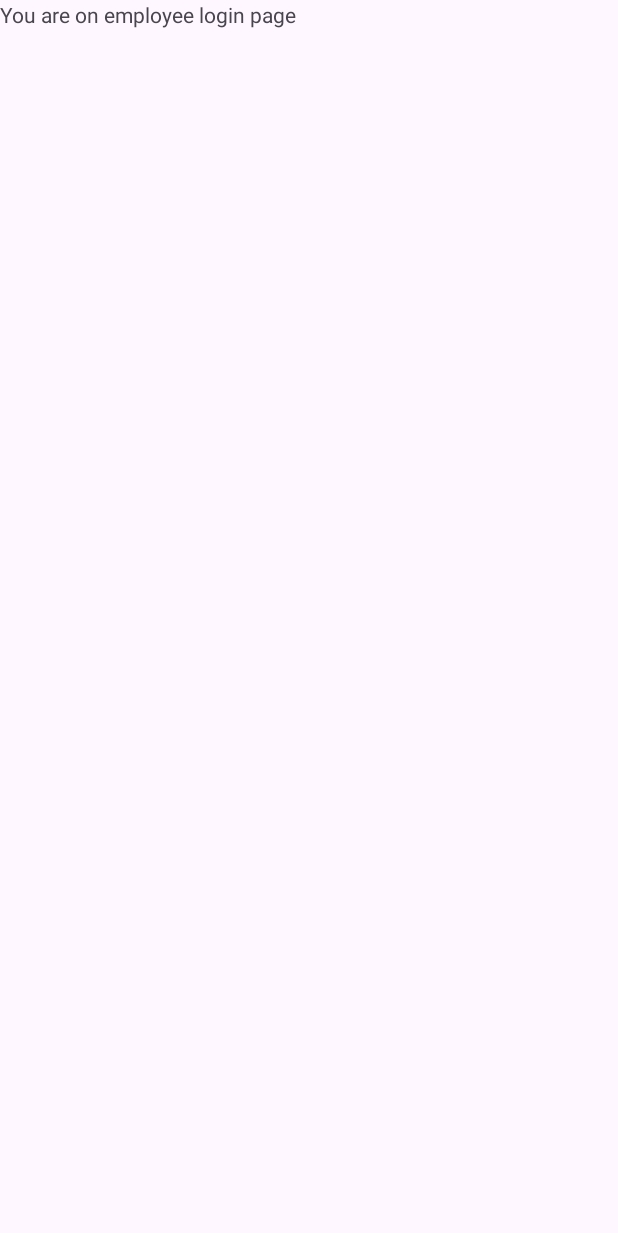
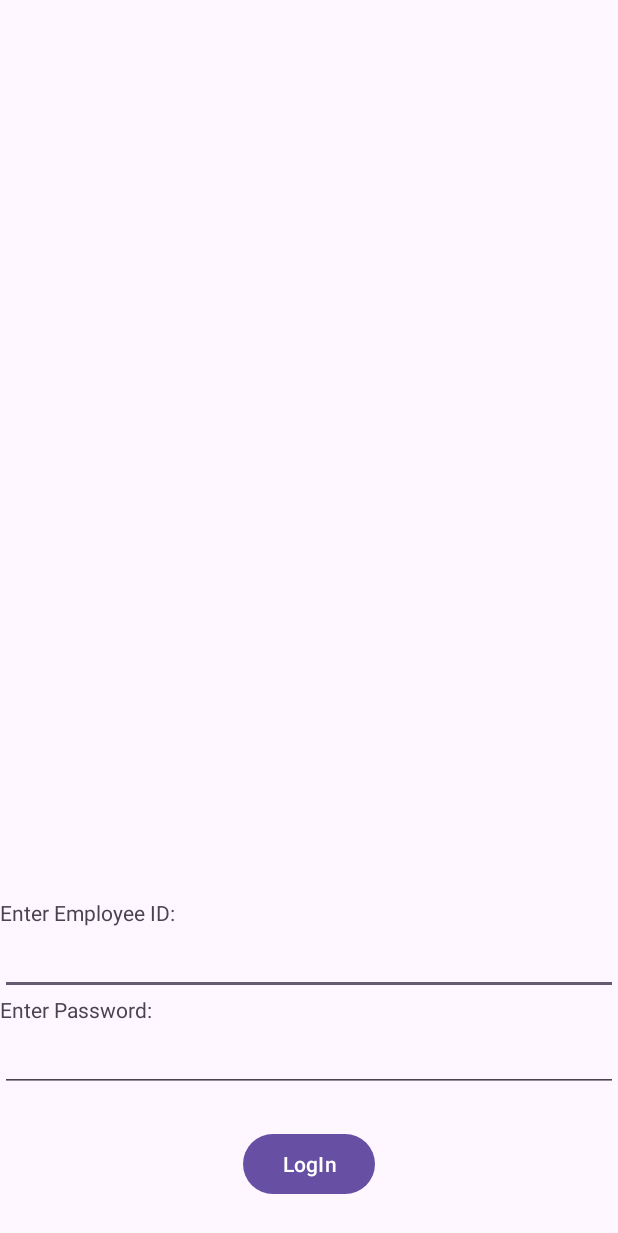
Before and after one commit to strawberryeleven/eVMS, an Android app: the loginEmployee screen opened directly, with no data from a screen before it, on a phone screen of 412 x 824 dp. Before the commit the part shown is almost empty. Shown: the top 1233 px of the screen. Run offline under Robolectric (Android 15) with nearby library versions, the phone set to English and light mode, and no system bars; our stand-ins replace Firebase (no records; nobody signed in at launch, a user with empty details on screens opened directly).

Commit message:
manager Login with Database

```diff
--- a/app/src/main/AndroidManifest.xml
+++ b/app/src/main/AndroidManifest.xml
@@ -14,6 +14,9 @@
         android:supportsRtl="true"
         android:theme="@style/Theme.EVMS"
         tools:targetApi="31">
+        <activity
+            android:name=".EmployeeHomepage"
+            android:exported="false" />
         <activity
             android:name=".ManagerHomepage"
             android:exported="false" />
--- a/app/src/main/java/com/example/evms/loginEmployee.java
+++ b/app/src/main/java/com/example/evms/loginEmployee.java
@@ -1,6 +1,10 @@
 package com.example.evms;
 
+import android.content.Intent;
 import android.os.Bundle;
+import android.widget.Button;
+import android.widget.EditText;
+import android.widget.Toast;
 
 import androidx.activity.EdgeToEdge;
 import androidx.appcompat.app.AppCompatActivity;
@@ -8,17 +12,69 @@ import androidx.core.graphics.Insets;
 import androidx.core.view.ViewCompat;
 import androidx.core.view.WindowInsetsCompat;
 
+import com.google.firebase.firestore.FirebaseFirestore;
+import com.google.firebase.firestore.QueryDocumentSnapshot;
+import com.google.firebase.firestore.QuerySnapshot;
+
 public class loginEmployee extends AppCompatActivity {
+
+    private EditText textEmployeeId;
+    private EditText textEmployeePassword;
+    private Button btnEmployeeLogin;
+    private FirebaseFirestore db = FirebaseFirestore.getInstance();
 
     @Override
     protected void onCreate(Bundle savedInstanceState) {
         super.onCreate(savedInstanceState);
         EdgeToEdge.enable(this);
         setContentView(R.layout.activity_login_employee);
+
         ViewCompat.setOnApplyWindowInsetsListener(findViewById(R.id.main), (v, insets) -> {
             Insets systemBars = insets.getInsets(WindowInsetsCompat.Type.systemBars());
             v.setPadding(systemBars.left, systemBars.top, systemBars.right, systemBars.bottom);
             return insets;
         });
+
+        // Initialize components
+        textEmployeeId = findViewById(R.id.text_employeeID);
+        textEmployeePassword = findViewById(R.id.text_employeePassword);
+        btnEmployeeLogin = findViewById(R.id.btn_employeeLoggedIn);
+
+        // Set up click listener for the login button
+        btnEmployeeLogin.setOnClickListener(v -> attemptEmployeeLogin());
+    }
+
+    private void attemptEmployeeLogin() {
+        // Get input text
+        String employeeId = textEmployeeId.getText().toString().trim();
+        String employeePassword = textEmployeePassword.getText().toString().trim();
+
+        // Simple validation
+        if (employeeId.isEmpty() || employeePassword.isEmpty()) {
+            Toast.makeText(this, "Employee ID and password cannot be empty.", Toast.LENGTH_SHORT).show();
+            return;
+        }
+
+        // Query the Employees collection
+        db.collection("Employees")
+                .whereEqualTo("EmployeeID", employeeId)
+                .whereEqualTo("password", employeePassword) // Note: Storing passwords in plain text is insecure
+                .get()
+                .addOnCompleteListener(task -> {
+                    if (task.isSuccessful() && task.getResult() != null) {
+                        if (!task.getResult().isEmpty()) {
+                            // Login successful, redirect to the Employee Homepage
+                            Intent intent = new Intent(loginEmployee.this, EmployeeHomepage.class);
+                            startActivity(intent);
+                            finish();
+                        } else {
+                            // Login failed, invalid credentials
+                            Toast.makeText(this, "Invalid EmployeeID or Password.", Toast.LENGTH_SHORT).show();
+                        }
+                    } else {
+                        // Error with Firestore operation
+                        Toast.makeText(this, "Error logging in. Please try again.", Toast.LENGTH_SHORT).show();
+                    }
+                });
     }
 }
--- a/app/src/main/res/layout/activity_login_employee.xml
+++ b/app/src/main/res/layout/activity_login_employee.xml
@@ -8,11 +8,57 @@
     tools:context=".loginEmployee">
 
     <TextView
-        android:id="@+id/textView3"
+        android:id="@+id/textView12"
+        android:layout_width="0dp"
+        android:layout_height="wrap_content"
+        android:text="@string/enter_employee_id"
+        app:layout_constraintBottom_toTopOf="@+id/text_employeeID"
+        app:layout_constraintEnd_toEndOf="parent"
+        app:layout_constraintHorizontal_bias="1.0"
+        app:layout_constraintStart_toStartOf="parent"
+        app:layout_constraintTop_toTopOf="parent"
+        app:layout_constraintVertical_bias="0.5"
+        app:layout_constraintVertical_chainStyle="packed" />
+
+    <EditText
+        android:id="@+id/text_employeeID"
+        android:layout_width="0dp"
+        android:layout_height="wrap_content"
+        android:ems="10"
+        android:inputType="text"
+        app:layout_constraintStart_toStartOf="parent"
+        app:layout_constraintEnd_toEndOf="parent"
+        app:layout_constraintTop_toBottomOf="@+id/textView12" />
+
+    <TextView
+        android:id="@+id/textView13"
+        android:layout_width="0dp"
+        android:layout_height="wrap_content"
+        android:text="@string/enter_password"
+        app:layout_constraintStart_toStartOf="parent"
+        app:layout_constraintEnd_toEndOf="parent"
+        app:layout_constraintTop_toBottomOf="@+id/text_employeeID" />
+
+    <EditText
+        android:id="@+id/text_employeePassword"
+        android:layout_width="0dp"
+        android:layout_height="wrap_content"
+        android:ems="10"
+        android:inputType="textPassword"
+        app:layout_constraintStart_toStartOf="parent"
+        app:layout_constraintEnd_toEndOf="parent"
+        app:layout_constraintTop_toBottomOf="@+id/textView13" />
+
+    <Button
+        android:id="@+id/btn_employeeLoggedIn"
         android:layout_width="wrap_content"
         android:layout_height="wrap_content"
-        android:text="You are on employee login page"
-        tools:layout_editor_absoluteX="106dp"
-        tools:layout_editor_absoluteY="321dp"
-        tools:ignore="MissingConstraints" />
+        android:text="@string/login"
+        app:layout_constraintStart_toStartOf="parent"
+        app:layout_constraintEnd_toEndOf="parent"
+        app:layout_constraintTop_toBottomOf="@+id/text_employeePassword"
+        app:layout_constraintBottom_toBottomOf="parent"
+        android:layout_marginTop="24dp"
+        android:layout_marginBottom="24dp"/>
+
 </androidx.constraintlayout.widget.ConstraintLayout>
--- a/app/src/main/res/values/strings.xml
+++ b/app/src/main/res/values/strings.xml
@@ -9,4 +9,5 @@
     <string name="enter_id">Enter Id:</string>
     <string name="login">LogIn</string>
     <string name="enter_manager_id">Enter Manager Id:</string>
+    <string name="enter_employee_id">Enter Employee ID:</string>
 </resources>
```
Also changed, not shown: app/src/main/java/com/example/evms/EmployeeHomepage.java (added, +24 -0 lines), app/src/main/res/layout/activity_employee_homepage.xml (added, +10 -0 lines).
